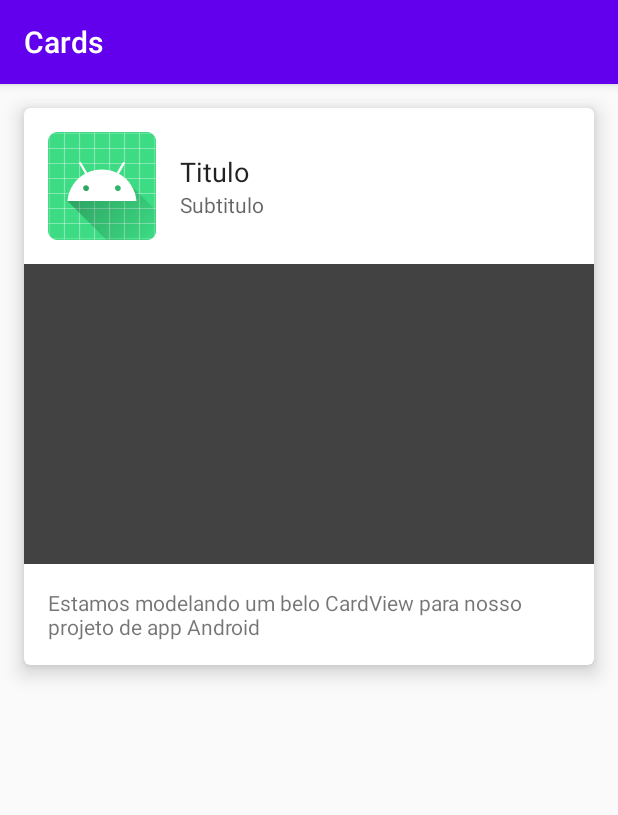
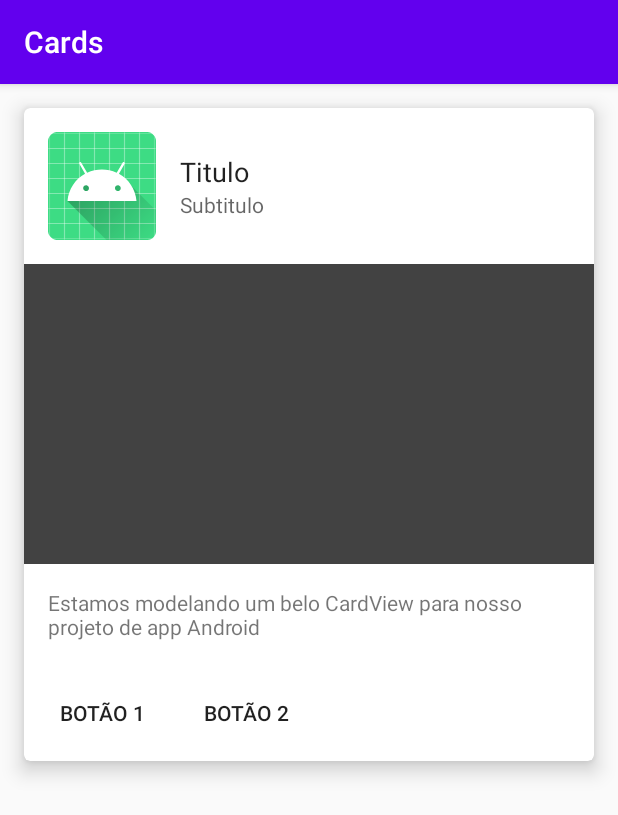
Before and after one commit to GabrielRJesus/AndroidProjects, an Android app: the screen it shows after launch (MainActivity), on a phone screen of 412 x 824 dp. Shown: the top 815 px of the screen. Run offline under Robolectric (Android 15) with nearby library versions, the phone set to English and light mode, and no system bars.

Commit message:
adicionando botões no card

```diff
--- a/Cards/app/src/main/res/layout/activity_main.xml
+++ b/Cards/app/src/main/res/layout/activity_main.xml
@@ -65,6 +65,27 @@
                 android:text="Estamos modelando um belo CardView para nosso projeto de app Android"
                 android:padding="16dp"/>
 
+            <LinearLayout
+                android:layout_width="match_parent"
+                android:layout_height="match_parent"
+                android:orientation="horizontal"
+                android:padding="8dp">
+
+                <Button
+                    android:layout_width="wrap_content"
+                    android:layout_height="wrap_content"
+                    android:text="Botão 1"
+                    style="@style/Widget.AppCompat.Button.Borderless" />
+
+                <Button
+                    android:layout_marginLeft="8dp"
+                    android:layout_width="wrap_content"
+                    android:layout_height="wrap_content"
+                    android:text="Botão 2"
+                    style="@style/Widget.AppCompat.Button.Borderless" />
+
+            </LinearLayout>
+
         </LinearLayout>
 
     </androidx.cardview.widget.CardView>
```
